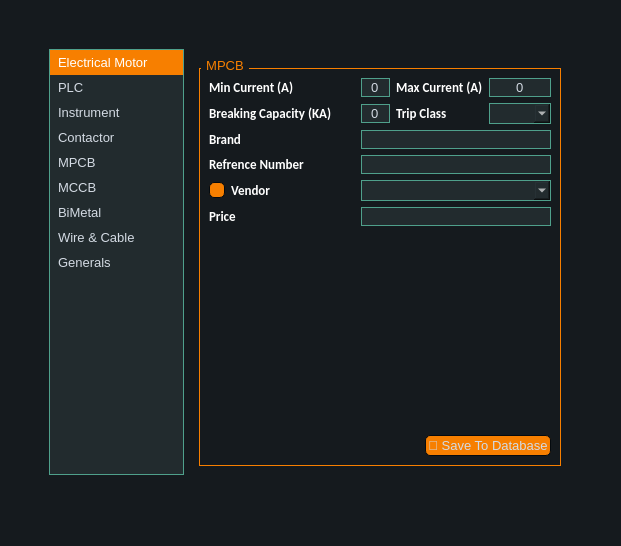
Above: ui/data_entry.ui from AliTavakoliNiya/GriinPower before the change. Below: the same form after it.
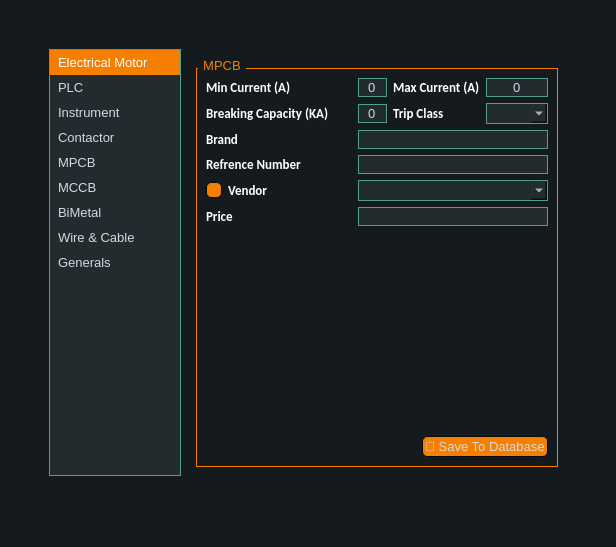
That is the form after the change. Icons and pictures are not drawn.

Patch:
```diff
--- a/ui/data_entry.ui
+++ b/ui/data_entry.ui
@@ -6,8 +6,8 @@
    <rect>
     <x>0</x>
     <y>0</y>
-    <width>621</width>
-    <height>546</height>
+    <width>616</width>
+    <height>547</height>
    </rect>
   </property>
   <property name="windowTitle">
```
Left out of the diff: 78 changed lines with no effect on the pictures.
